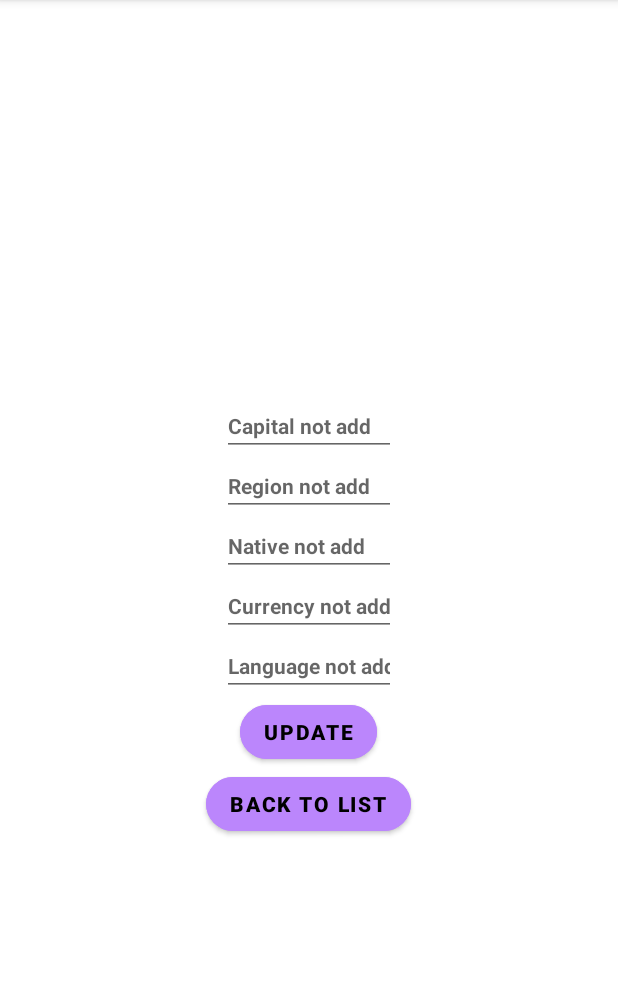
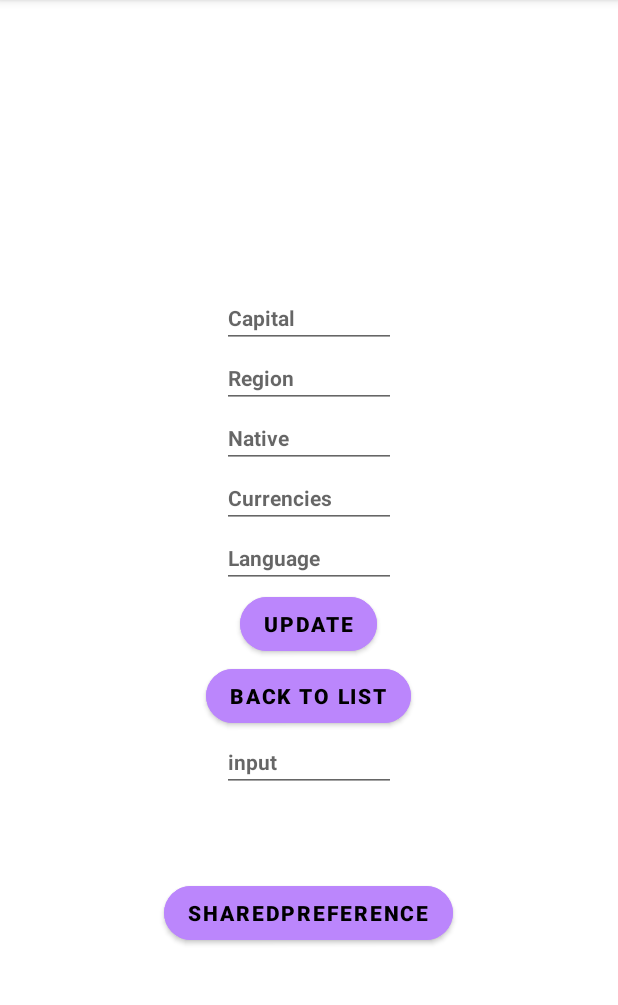
Before and after one commit to Vangik/CountryApp, an Android app: the DetailsFragment screen opened through its navigation route, after a tap on "UPDATE", on a phone screen of 412 x 824 dp, the part 84-1089 px from its top. Run offline under Robolectric (Android 15) with nearby library versions, the phone set to English and light mode, and no system bars; our stand-ins replace Room's generated code, RxJava; 1 statement that could not run was skipped.

```diff
--- /dev/null
+++ b/app/src/main/java/com/example/sqlite/CountryPreference.kt
@@ -0,0 +1,4 @@
+package com.example.sqlite
+
+class CountryPreference {
+}
--- a/app/src/main/java/com/example/sqlite/MainActivity.kt
+++ b/app/src/main/java/com/example/sqlite/MainActivity.kt
@@ -2,12 +2,20 @@ package com.example.sqlite
 
 import androidx.appcompat.app.AppCompatActivity
 import android.os.Bundle
+import androidx.room.Room
+import com.example.sqlite.db.AppDb
 import com.example.sqlite.db.CountryDbHelper
 import com.example.sqlite.db.CountryDbManager
+import com.example.sqlite.db.CountryDbName
 
 class MainActivity : AppCompatActivity() {
+
+    lateinit var db: AppDb
+
     override fun onCreate(savedInstanceState: Bundle?) {
         super.onCreate(savedInstanceState)
         setContentView(R.layout.activity_main)
+        db = Room.databaseBuilder(applicationContext, AppDb::class.java, CountryDbName.DATABASE_NAME)
+            .build()
     }
 }
--- /dev/null
+++ b/app/src/main/java/com/example/sqlite/db/AppDb.kt
@@ -0,0 +1,12 @@
+package com.example.sqlite.db
+
+import androidx.room.Database
+import androidx.room.RoomDatabase
+import com.example.sqlite.db.dto.CountryDao
+import com.example.sqlite.db.dto.CountryEntity
+
+
+@Database(entities = [CountryEntity::class], version = 3)
+abstract class AppDb : RoomDatabase() {
+    abstract fun countryDao(): CountryDao
+}
--- /dev/null
+++ b/app/src/main/java/com/example/sqlite/db/dto/CountryDao.kt
@@ -0,0 +1,26 @@
+package com.example.sqlite.db.dto
+
+import androidx.room.Dao
+import androidx.room.Insert
+import androidx.room.Query
+import androidx.room.Update
+import com.example.sqlite.db.CountryDbName
+import io.reactivex.rxjava3.core.Completable
+import io.reactivex.rxjava3.core.Single
+
+@Dao
+interface CountryDao {
+    @Query("select * from ${CountryDbName.TABLE_NAME}")
+    fun getAll(): Single<List<CountryEntity>>
+
+    @Insert
+    fun insertCountry(country: CountryEntity) : Completable
+
+    @Query("select * from ${CountryDbName.TABLE_NAME} where cid like :id")
+    fun getCountryNameById(id: Int): Single<CountryEntity>
+
+    @Query("update ${CountryDbName.TABLE_NAME} set c_capital = :capital, c_region = :region, c_currency= :currency, c_language= :language, test=:test where cid like :id")
+    fun updateDetails(id: Int?, capital: String?, region: String?, currency: String?,
+                      language: String?, test: String?
+                    ) : Completable
+}
--- a/app/src/main/java/com/example/sqlite/fragments/DetailsFragment.kt
+++ b/app/src/main/java/com/example/sqlite/fragments/DetailsFragment.kt
@@ -1,61 +1,65 @@
 package com.example.sqlite.fragments
 
+import android.content.Context
 import android.os.Bundle
 import android.text.Editable
 import android.view.View
 import android.widget.Toast
 import androidx.fragment.app.Fragment
 import androidx.navigation.fragment.findNavController
+import com.example.sqlite.MainActivity
 import com.example.sqlite.R
 import com.example.sqlite.databinding.FragmentDetailsBinding
-import com.example.sqlite.db.CountryDbManager
 import com.example.sqlite.model.DataModel
+import io.reactivex.rxjava3.android.schedulers.AndroidSchedulers
+import io.reactivex.rxjava3.schedulers.Schedulers
 
 
 class DetailsFragment : Fragment(R.layout.fragment_details) {
 
     private lateinit var binding: FragmentDetailsBinding
-    private var dbManger: CountryDbManager? = null
     private var countryId: Int? = null
-    private var details: DataModel? = null
-
 
     override fun onViewCreated(view: View, savedInstanceState: Bundle?) {
         super.onViewCreated(view, savedInstanceState)
         binding = FragmentDetailsBinding.bind(view)
-        dbManger = context?.let { CountryDbManager(it) }
-        dbManger?.openDb()
-        setText()
+        setHints()
+
+        binding.sharePrefButton.setOnClickListener { sharePref()}
         binding.backButton.setOnClickListener { backClick() }
-        binding.updateButton.setOnClickListener { updateDb() }
+        binding.updateButton.setOnClickListener { updateCountryDetails() }
     }
 
-    private fun setText() {
+    private fun setHints() {
         countryId = arguments?.getInt("countryId")
-        details = countryId?.let { dbManger?.readDbGetDetails(it) }
+        (context as MainActivity).db.countryDao().getCountryNameById(countryId!!)
+            .subscribeOn(Schedulers.io())
+            .observeOn(AndroidSchedulers.mainThread())
+            .subscribe({
                 with(binding) {
-            tvCountryName.text = details?.name
-            etCapital.hint = details?.capital ?: "Capital not add"
-            etRegion.hint = details?.region ?: "Region not add"
-            etNative.hint = details?.native ?: "Native not add"
-            etCurr.hint = details?.currency ?: "Currency not add"
-            etLang.hint = details?.language ?: "Language not add"
+                    binding.tvCountryName.text = it.name
+                    etCapital.hint = it.capital ?: "Capital not add"
+                    etRegion.hint = it.region ?: "Region not add"
+                    etNative.hint = it.test ?: "Native not add"
+                    etCurr.hint = it.currency ?: "Currency not add"
+                    etLang.hint = it.language ?: "Language not add"
                 }
+            }, {
+
+            })
     }
 
-    private fun updateDb() {
-        dbManger?.updateDetails(
+    private fun updateCountryDetails() {
         with(binding) {
-                DataModel(
-                    countryId!!, "",
+            (context as MainActivity).db.countryDao().updateDetails(
+                countryId,
                 etCapital.editableText.returnNullOrText() ?: etCapital.hint.toString(),
                 etRegion.editableText.returnNullOrText() ?: etRegion.hint.toString(),
-                    etNative.editableText.returnNullOrText() ?: etNative.hint.toString(),
                 etCurr.editableText.returnNullOrText() ?: etCurr.hint.toString(),
-                    etLang.editableText.returnNullOrText() ?: etLang.hint.toString()
-                )
+                etLang.editableText.returnNullOrText() ?: etLang.hint.toString(),
+                etNative.editableText.returnNullOrText() ?: etNative.hint.toString()
+                ).subscribeOn(Schedulers.io()).observeOn(AndroidSchedulers.mainThread()).subscribe({})
         }
-        )
         Toast.makeText(context, "Details updated", Toast.LENGTH_SHORT).show()
     }
 
@@ -69,5 +73,20 @@ class DetailsFragment : Fragment(R.layout.fragment_details) {
         }
         return this.toString()
     }
+    private fun sharePref(){
+        val text = binding.etSharePref.text
+        val sharedPref = activity?.getPreferences(Context.MODE_PRIVATE)
+        with(sharedPref!!.edit()){
+            putString("name_key", text.toString())
+            apply()
+        }
+        setText()
+    }
 
+    private fun setText(){
+        val sharedPref = activity?.getPreferences(Context.MODE_PRIVATE)
+        val sharedId = sharedPref?.getInt("id_key",0)
+        val name = sharedPref?.getString("name_key","default")
+        binding.tvSharePref.text = name
     }
+}
--- a/app/src/main/java/com/example/sqlite/model/DataModel.kt
+++ b/app/src/main/java/com/example/sqlite/model/DataModel.kt
@@ -1,6 +1,6 @@
 package com.example.sqlite.model
 
-data class DataModel(
+data class DataModel (
     val countryId: Int = 0,
     val name: String,
     val capital: String?,
--- a/app/src/main/res/layout/fragment_details.xml
+++ b/app/src/main/res/layout/fragment_details.xml
@@ -75,4 +75,30 @@
         android:textColor="@color/black"
         app:cornerRadius="20dp" />
 
+    <EditText
+        android:id="@+id/et_sharePref"
+        android:layout_width="116dp"
+        android:layout_height="wrap_content"
+        android:ems="20"
+        android:hint="input"
+        android:inputType="text" />
+
+    <TextView
+        android:id="@+id/tv_sharePref"
+        android:layout_width="116dp"
+        android:layout_height="wrap_content"
+        android:layout_marginTop="16dp"
+        android:textSize="30sp"
+        android:textAlignment="center"
+        tools:text="@tools:sample/lorem" />
+
+    <com.google.android.material.button.MaterialButton
+        android:id="@+id/sharePref_button"
+        android:layout_width="wrap_content"
+        android:layout_height="wrap_content"
+        android:backgroundTint="@color/purple_200"
+        android:text="SharedPreference"
+        android:textColor="@color/black"
+        app:cornerRadius="20dp" />
+
 </LinearLayout>
--- a/app/src/main/res/navigation/main_navigation.xml
+++ b/app/src/main/res/navigation/main_navigation.xml
@@ -31,6 +31,10 @@
                 android:name="countryId"
                 android:defaultValue="-1"
                 app:argType="integer" />
+            <argument
+                android:name="countryName"
+                android:defaultValue=""
+                app:argType="string" />
         </action>
     </fragment>
     <fragment
```
Also changed, not shown: app/build.gradle (+13 -0 lines), app/src/main/java/com/example/sqlite/db/dto/CountryEntity.kt (added, +35 -0 lines), app/src/main/java/com/example/sqlite/fragments/ChildFragment.kt (+33 -11 lines), app/src/main/java/com/example/sqlite/fragments/MainFragment.kt (+27 -23 lines), app/src/main/java/com/example/sqlite/rv/CountryAdapter.kt (+4 -7 lines). Lines whose indentation alone changed are shown as unchanged.
